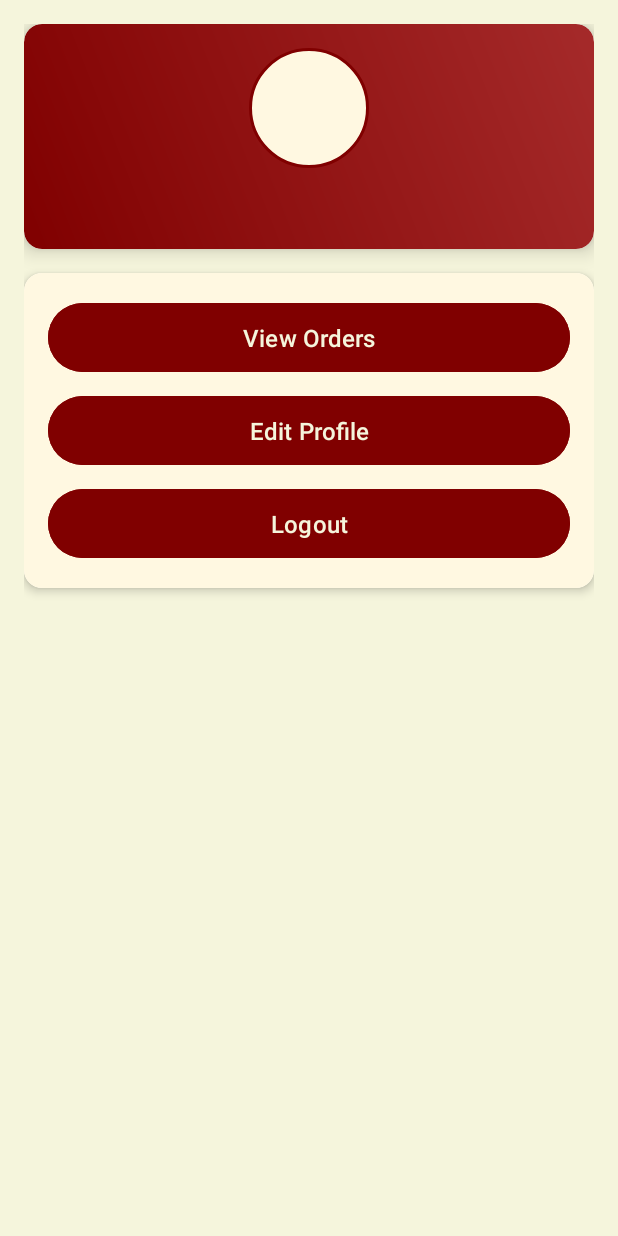
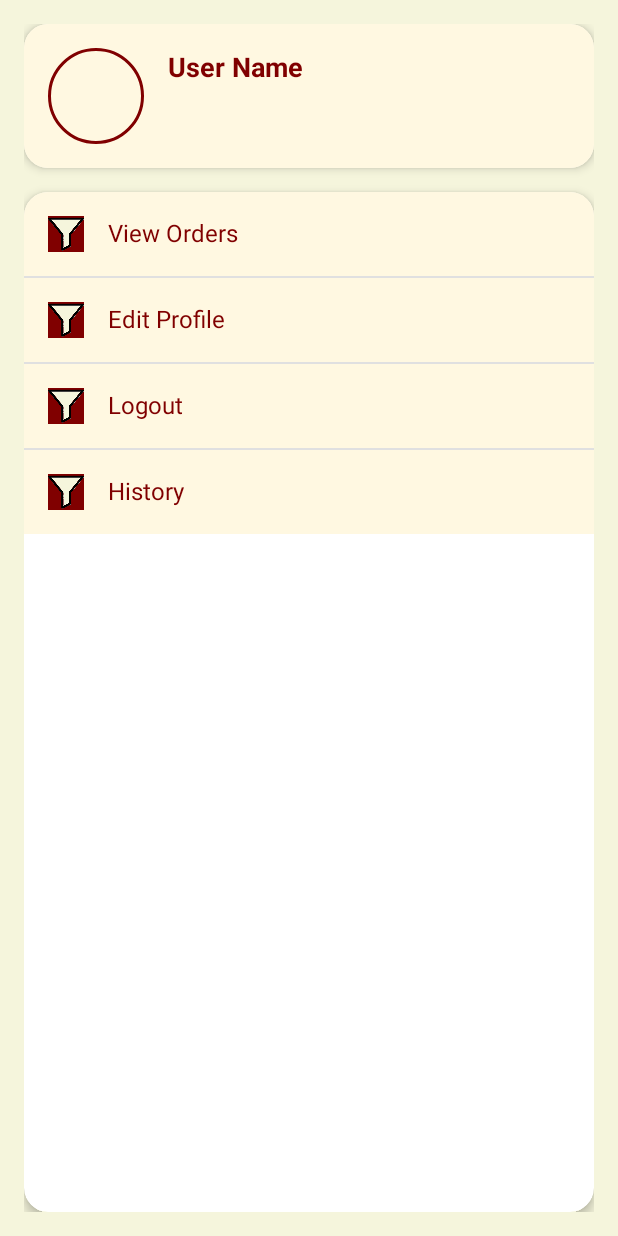
Before and after one commit to Griart135/CakesProject, an Android app: the ProfileActivity screen opened directly, with no data from a screen before it, on a phone screen of 412 x 824 dp. Run offline under Robolectric (Android 15) with nearby library versions, the phone set to English and light mode, and no system bars; our stand-ins replace Firebase (no records; nobody signed in at launch, a user with empty details on screens opened directly).

Commit message:
translation & profile design change

```diff
--- a/app/src/main/java/com/example/afinal/ProfileActivity.java
+++ b/app/src/main/java/com/example/afinal/ProfileActivity.java
@@ -2,6 +2,7 @@ package com.example.afinal;
 
 import android.content.Intent;
 import android.os.Bundle;
+import android.view.View;
 import android.widget.Button;
 import android.widget.TextView;
 import androidx.appcompat.app.AppCompatActivity;
@@ -10,28 +11,31 @@ import com.google.firebase.auth.FirebaseUser;
 
 public class ProfileActivity extends AppCompatActivity {
     private FirebaseAuth auth;
+    private TextView profileName, profileEmail;
 
     @Override
     protected void onCreate(Bundle savedInstanceState) {
         super.onCreate(savedInstanceState);
         setContentView(R.layout.activity_profile);
         auth = FirebaseAuth.getInstance();
-        TextView emailView = findViewById(R.id.profile_email);
-        Button logoutButton = findViewById(R.id.logout_button);
-        Button editProfile = findViewById(R.id.edit_profile_button);
-        Button historyOrders = findViewById(R.id.orders_button);
+        profileEmail = findViewById(R.id.profile_email);
+        profileName = findViewById(R.id.profile_name);
+        View ordersButton = findViewById(R.id.orders_button);
+        View editProfileButton = findViewById(R.id.edit_profile_button);
+        View historyOrders = findViewById(R.id.history_button);
+        View logoutButton = findViewById(R.id.logout_button);
 
         historyOrders.setOnClickListener(v -> {
             startActivity(new Intent(this, OrdersHistoryActivity.class));
             finish();
         });
-        editProfile.setOnClickListener(v -> {
+        editProfileButton.setOnClickListener(v -> {
             startActivity(new Intent(this, SignupActivity.class));
             finish();
         });
         FirebaseUser user = auth.getCurrentUser();
         if (user != null) {
-            emailView.setText(user.getEmail());
+            profileEmail.setText(user.getEmail());
         }
         logoutButton.setOnClickListener(v -> {
             auth.signOut();
--- a/app/src/main/res/layout/activity_order.xml
+++ b/app/src/main/res/layout/activity_order.xml
@@ -68,7 +68,7 @@
                 android:id="@+id/order_height_label"
                 android:layout_width="wrap_content"
                 android:layout_height="wrap_content"
-                android:text="Height: 10 см"
+                android:text="Height: 10 cm"
                 android:textSize="16sp"
                 android:textColor="#B22222"
                 android:textStyle="bold"/>
@@ -95,7 +95,7 @@
                 android:id="@+id/order_radius_label"
                 android:layout_width="wrap_content"
                 android:layout_height="wrap_content"
-                android:text="Radius: 20 см"
+                android:text="Radius: 20 cm"
                 android:textSize="16sp"
                 android:textColor="#B22222"
                 android:textStyle="bold"/>
--- a/app/src/main/res/layout/activity_orders_history.xml
+++ b/app/src/main/res/layout/activity_orders_history.xml
@@ -15,7 +15,7 @@
         <TextView
             android:layout_width="wrap_content"
             android:layout_height="wrap_content"
-            android:text="История заказов"
+            android:text="Orders history"
             android:textColor="#800000"
             android:textSize="20sp"
             android:textStyle="bold"/>
@@ -25,7 +25,7 @@
         android:id="@+id/empty_message"
         android:layout_width="match_parent"
         android:layout_height="wrap_content"
-        android:text="Нет заказов"
+        android:text="Haven't ordered yet"
         android:textColor="#800000"
         android:textSize="16sp"
         android:gravity="center"
--- a/app/src/main/res/layout/activity_profile.xml
+++ b/app/src/main/res/layout/activity_profile.xml
@@ -11,8 +11,8 @@
         android:id="@+id/profile_card"
         android:layout_width="0dp"
         android:layout_height="wrap_content"
-        app:cardCornerRadius="12dp"
-        app:cardElevation="8dp"
+        app:cardCornerRadius="16dp"
+        app:cardElevation="4dp"
         app:layout_constraintTop_toTopOf="parent"
         app:layout_constraintStart_toStartOf="parent"
         app:layout_constraintEnd_toEndOf="parent"
@@ -21,50 +21,55 @@
         <LinearLayout
             android:layout_width="match_parent"
             android:layout_height="wrap_content"
-            android:orientation="vertical"
+            android:orientation="horizontal"
             android:padding="16dp"
-            android:background="@drawable/profile_card_gradient">
+            android:background="#FFF8E1">
 
             <ImageView
                 android:id="@+id/profile_avatar"
-                android:layout_width="80dp"
-                android:layout_height="80dp"
-                android:layout_gravity="center"
+                android:layout_width="64dp"
+                android:layout_height="64dp"
                 android:contentDescription="@string/profile_avatar_description"
                 android:background="@drawable/circle_background"
                 android:scaleType="centerCrop"
-                android:layout_marginBottom="12dp"/>
+                android:layout_marginEnd="16dp"/>
+
+            <LinearLayout
+                android:layout_width="0dp"
+                android:layout_height="wrap_content"
+                android:layout_weight="1"
+                android:orientation="vertical"
+                android:gravity="center_vertical">
 
                 <TextView
                     android:id="@+id/profile_name"
                     android:layout_width="wrap_content"
                     android:layout_height="wrap_content"
-                android:layout_gravity="center"
                     android:text="User Name"
-                android:textSize="20sp"
+                    android:textSize="18sp"
                     android:textStyle="bold"
-                android:textColor="#F5F5DC"
-                android:visibility="gone"/>
+                    android:textColor="#800000"/>
 
                 <TextView
                     android:id="@+id/profile_email"
                     android:layout_width="wrap_content"
                     android:layout_height="wrap_content"
-                android:layout_gravity="center"
                     android:text="user@example.com"
-                android:textSize="16sp"
-                android:textColor="#F5F5DC"
+                    android:textSize="14sp"
+                    android:textColor="#800000"
                     android:layout_marginTop="4dp"/>
+            </LinearLayout>
         </LinearLayout>
     </androidx.cardview.widget.CardView>
 
     <androidx.cardview.widget.CardView
         android:id="@+id/actions_card"
         android:layout_width="0dp"
-        android:layout_height="wrap_content"
-        app:cardCornerRadius="12dp"
+        android:layout_height="0dp"
+        app:cardCornerRadius="16dp"
         app:cardElevation="4dp"
         app:layout_constraintTop_toBottomOf="@id/profile_card"
+        app:layout_constraintBottom_toBottomOf="parent"
         app:layout_constraintStart_toStartOf="parent"
         app:layout_constraintEnd_toEndOf="parent"
         android:layout_marginTop="16dp">
@@ -73,40 +78,119 @@
             android:layout_width="match_parent"
             android:layout_height="wrap_content"
             android:orientation="vertical"
-            android:padding="16dp"
             android:background="#FFF8E1">
 
-            <Button
+            <LinearLayout
                 android:id="@+id/orders_button"
                 android:layout_width="match_parent"
                 android:layout_height="wrap_content"
+                android:orientation="horizontal"
+                android:padding="16dp"
+                android:background="?android:attr/selectableItemBackground"
+                android:clickable="true"
+                android:focusable="true">
+
+                <ImageView
+                    android:layout_width="24dp"
+                    android:layout_height="24dp"
+                    android:src="@drawable/filter4"
+                    android:layout_marginEnd="16dp"/>
+
+                <TextView
+                    android:layout_width="wrap_content"
+                    android:layout_height="wrap_content"
                     android:text="@string/view_orders"
-                android:backgroundTint="#800000"
-                android:textColor="#F5F5DC"
                     android:textSize="16sp"
-                android:padding="12dp"
-                android:layout_marginBottom="8dp"/>
+                    android:textColor="#800000"/>
+            </LinearLayout>
 
-            <Button
+            <View
+                android:layout_width="match_parent"
+                android:layout_height="1dp"
+                android:background="#E0E0E0"/>
+
+            <LinearLayout
                 android:id="@+id/edit_profile_button"
                 android:layout_width="match_parent"
                 android:layout_height="wrap_content"
+                android:orientation="horizontal"
+                android:padding="16dp"
+                android:background="?android:attr/selectableItemBackground"
+                android:clickable="true"
+                android:focusable="true">
+
+                <ImageView
+                    android:layout_width="24dp"
+                    android:layout_height="24dp"
+                    android:src="@drawable/filter4"
+                    android:layout_marginEnd="16dp"/>
+
+                <TextView
+                    android:layout_width="wrap_content"
+                    android:layout_height="wrap_content"
                     android:text="@string/edit_profile"
-                android:backgroundTint="#800000"
-                android:textColor="#F5F5DC"
                     android:textSize="16sp"
-                android:padding="12dp"
-                android:layout_marginBottom="8dp"/>
+                    android:textColor="#800000"/>
+            </LinearLayout>
 
-            <Button
+            <View
+                android:layout_width="match_parent"
+                android:layout_height="1dp"
+                android:background="#E0E0E0"/>
+
+            <LinearLayout
                 android:id="@+id/logout_button"
                 android:layout_width="match_parent"
                 android:layout_height="wrap_content"
+                android:orientation="horizontal"
+                android:padding="16dp"
+                android:background="?android:attr/selectableItemBackground"
+                android:clickable="true"
+                android:focusable="true">
+
+                <ImageView
+                    android:layout_width="24dp"
+                    android:layout_height="24dp"
+                    android:src="@drawable/filter4"
+                    android:layout_marginEnd="16dp"/>
+
+                <TextView
+                    android:layout_width="wrap_content"
+                    android:layout_height="wrap_content"
                     android:text="@string/logout"
-                android:backgroundTint="#800000"
-                android:textColor="#F5F5DC"
                     android:textSize="16sp"
-                android:padding="12dp"/>
+                    android:textColor="#800000"/>
+            </LinearLayout>
+
+            <View
+                android:layout_width="match_parent"
+                android:layout_height="1dp"
+                android:background="#E0E0E0"/>
+
+            <LinearLayout
+                android:id="@+id/history_button"
+                android:layout_width="match_parent"
+                android:layout_height="wrap_content"
+                android:orientation="horizontal"
+                android:padding="16dp"
+                android:background="?android:attr/selectableItemBackground"
+                android:clickable="true"
+                android:focusable="true">
+
+                <ImageView
+                    android:layout_width="24dp"
+                    android:layout_height="24dp"
+                    android:src="@drawable/filter4"
+                    android:layout_marginEnd="16dp"/>
+
+                <TextView
+                    android:layout_width="wrap_content"
+                    android:layout_height="wrap_content"
+                    android:text="History"
+                    android:textSize="16sp"
+                    android:textColor="#800000"/>
+
+            </LinearLayout>
         </LinearLayout>
     </androidx.cardview.widget.CardView>
 
```
Also changed, not shown: app/src/main/java/com/example/afinal/CustomActivity.java (+14 -14 lines), app/src/main/java/com/example/afinal/MainActivity.java (+17 -17 lines), app/src/main/java/com/example/afinal/OrderActivity.java (+9 -9 lines). Lines whose indentation alone changed are shown as unchanged.
